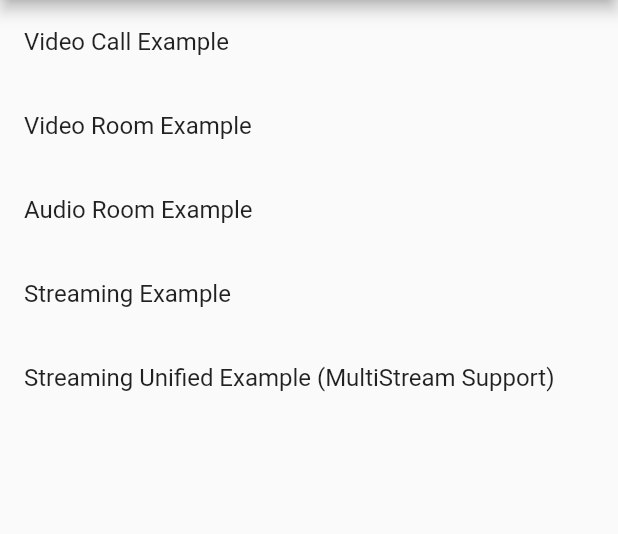
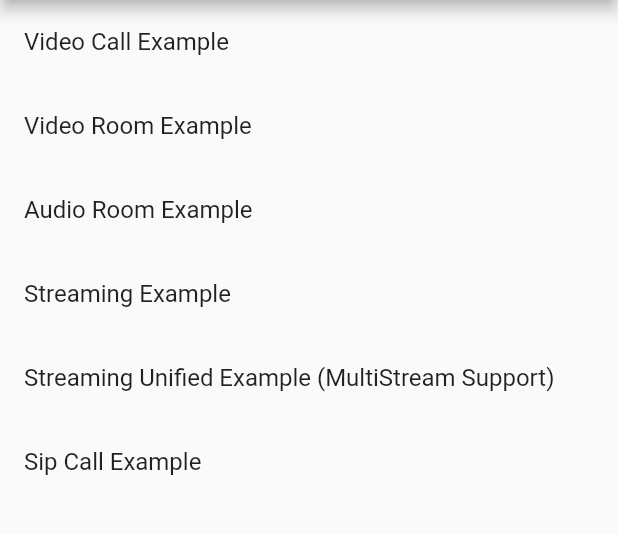
Before and after one commit to flutterjanus/flutter_janus_client, a Flutter app: the screen it shows after launch, on a phone screen of 412 x 824 dp, the part 84-618 px from its top. Run offline on Flutter 3.47's test engine with Material 2 defaults, Android fonts, the phone set to English and light mode, and no system bars; missing offline and left inert: flutter_webrtc, prompt_dialog.

Commit message:
Document updated
Former-commit-id: c538bce7bc91750316832a690d6d6816233a0b28 [formerly a356ff7b381d7b1f6c3c8ee8dc163d1163617e2c [formerly 104ca02a1d2355dcc2628f22251e7b7d377ac7b6]]
Former-commit-id: 0c68dcdee607d256f6a9a1c3617f5e470285953c
Former-commit-id: 99f3d1d3b950ab5fa3a8e15f28d41848e1556d39

```diff
--- a/example/lib/Home.dart
+++ b/example/lib/Home.dart
@@ -36,6 +36,12 @@ class Home extends StatelessWidget {
               onTap: () {
                 Navigator.of(context).pushNamed("/streaming_unified");
               },
+            ),
+            ListTile(
+              title: Text("Sip Call Example"),
+              onTap: () {
+                Navigator.of(context).pushNamed("/sip_call");
+              },
             )
           ],
         ));
--- a/example/lib/sipCall.dart
+++ b/example/lib/sipCall.dart
@@ -104,6 +104,7 @@ class _SipCallState extends State<SipCall> {
 
   register() {
     try{
+      // replace the [sip-username], [sip-server], [sip-displayname] with the actual data
       const register = {
             "username": "sip:[sip-username]@[sip-server]",
             "display_name": "[sip-displayname]",
@@ -120,6 +121,7 @@ class _SipCallState extends State<SipCall> {
   call(phone) async {
     try{
       RTCSessionDescription offer = await pluginHandle.createOffer(offerOptions: {"offerToReceiveVideo": false});
+      // [sip-server] value need to be replaced
       var call = {"request": "call", "uri": "sip:"+ phone +"@[sip-server]"};
       pluginHandle.send(message: call, jsep: offer);
     }catch(e){
```
Also changed, not shown: 1 other file.
